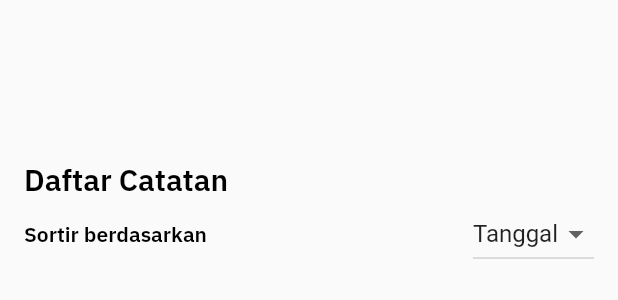
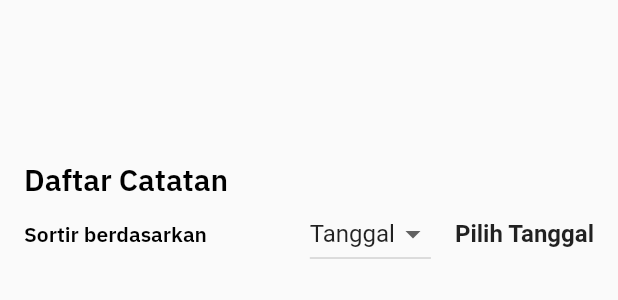
Before and after one commit to aazzizzz1/Bantu.in, a Flutter app: the DaftarCatatan widget shown alone on an empty page, opened directly, on a phone screen of 412 x 824 dp. Shown: the top 300 px of the screen. Run offline on Flutter 3.47's test engine with Material 2 defaults, Android fonts, the phone set to English and light mode, and no system bars; our stand-ins replace animated_text_kit, email_validator, file_picker, flutter_svg, google_fonts, timeline_tile; missing offline and left inert: flutter_pdfview, flutter_ringtone_player; network calls fail.

Commit message:
Filltering data dan lhat semua catatan

```diff
--- a/lib/components/daftar_catatan.dart
+++ b/lib/components/daftar_catatan.dart
@@ -1,4 +1,5 @@
 import 'package:bantuin/constants/font/app_font.dart';
+import 'package:bantuin/widgets/home/filtering_data.dart';
 import 'package:flutter/material.dart';
 
 class DaftarCatatan extends StatefulWidget {
@@ -19,10 +20,7 @@ class _DaftarCatatanState extends State<DaftarCatatan> {
             Row(
               mainAxisAlignment: MainAxisAlignment.start,
               children: [
-                      Text(
-                        'Daftar Catatan',
-                        style: AppFont.semiBold20
-                      ),
+                Text('Daftar Catatan', style: AppFont.semiBold20),
               ],
             ),
             Row(
@@ -32,30 +30,15 @@ class _DaftarCatatanState extends State<DaftarCatatan> {
                   'Sortir berdasarkan',
                   style: AppFont.semiBold14,
                 ),
-                      DropdownButton<String>(
-                        value: 'tanggal',
-                        items: [
-                          DropdownMenuItem<String>(
-                            value: 'tanggal',
-                            child: Text('Tanggal'),
-                          ),
-                          DropdownMenuItem<String>(
-                            value: 'bulan',
-                            child: Text('Bulan'),
-                          ),
-                          DropdownMenuItem<String>(
-                            value: 'tahun',
-                            child: Text('Tahun'),
-                          ),
-                        ],
-                        onChanged: (value) {
+                DataFilter(
+                  onSortByChanged: (String sortBy) {
                     // handle sorting based on selected value
                   },
+                  onDateFilterChanged: (DateTime? date) {},
                 ),
               ],
             ),
           ],
-              )
-    );
+        ));
   }
 }
--- a/lib/screens/home/home_pages.dart
+++ b/lib/screens/home/home_pages.dart
@@ -9,6 +9,7 @@ import 'package:bantuin/constants/button/app_button.dart';
 import 'package:bantuin/screens/note/notes_form.dart';
 import 'package:bantuin/screens/note/notes_form.dart';
 import 'package:bantuin/screens/notification/notification_screen.dart';
+import 'package:bantuin/widgets/home/filtering_data.dart';
 import 'package:flutter/material.dart';
 import 'package:flutter_svg/flutter_svg.dart';
 import '../../constants/font/app_font.dart';
--- /dev/null
+++ b/lib/widgets/home/filtering_data.dart
@@ -0,0 +1,114 @@
+import 'package:flutter/material.dart';
+
+class DataFilter extends StatefulWidget {
+  final Function(DateTime? date) onDateFilterChanged;
+
+  const DataFilter({Key? key, required this.onDateFilterChanged, required Null Function(String sortBy) onSortByChanged}) : super(key: key);
+
+  @override
+  _DataFilterState createState() => _DataFilterState();
+}
+
+class _DataFilterState extends State<DataFilter> {
+  String _filterOption = 'Tanggal';
+
+  DateTime? _selectedDate;
+
+  @override
+  Widget build(BuildContext context) {
+    return Container(
+      child: Column(
+        crossAxisAlignment: CrossAxisAlignment.start,
+        children: [
+          Row(
+            children: [
+              DropdownButton<String>(
+                value: _filterOption,
+                items: [
+                  DropdownMenuItem<String>(
+                    value: 'Tanggal',
+                    child: Text('Tanggal'),
+                  ),
+                  DropdownMenuItem<String>(
+                    value: 'Bulan',
+                    child: Text('Bulan'),
+                  ),
+                  DropdownMenuItem<String>(
+                    value: 'Tahun',
+                    child: Text('Tahun'),
+                  ),
+                ],
+                onChanged: (value) {
+                  setState(() {
+                    _filterOption = value!;
+                  });
+                },
+              ),
+              SizedBox(width: 16),
+              if (_filterOption == 'Tanggal')
+                GestureDetector(
+                  onTap: () async {
+                    final DateTime? picked = await showDatePicker(
+                      context: context,
+                      initialDate: _selectedDate ?? DateTime.now(),
+                      firstDate: DateTime(2010),
+                      lastDate: DateTime.now(),
+                    );
+                    if (picked != null) {
+                      setState(() {
+                        _selectedDate = picked;
+                      });
+                      widget.onDateFilterChanged(_selectedDate);
+                    }
+                  },
+                  child: Text(
+                    _selectedDate != null
+                        ? "${_selectedDate!.day}/${_selectedDate!.month}/${_selectedDate!.year}"
+                        : 'Pilih Tanggal',
+                    style: TextStyle(
+                      fontSize: 16,
+                      fontWeight: FontWeight.bold,
+                    ),
+                  ),
+                ),
+              if (_filterOption == 'Bulan')
+                DropdownButton<int>(
+                  value: _selectedDate?.month,
+                  items: List.generate(
+                    12,
+                    (index) => DropdownMenuItem<int>(
+                      value: index + 1,
+                      child: Text('${index + 1}'),
+                    ),
+                  ),
+                  onChanged: (value) {
+                    setState(() {
+                      _selectedDate = DateTime(_selectedDate?.year ?? DateTime.now().year, value!, 1);
+                    });
+                    widget.onDateFilterChanged(_selectedDate);
+                  },
+                ),
+              if (_filterOption == 'Tahun')
+                DropdownButton<int>(
+                  value: _selectedDate?.year,
+                  items: List.generate(
+                    10,
+                    (index) => DropdownMenuItem<int>(
+                      value: DateTime.now().year - index,
+                      child: Text('${DateTime.now().year - index}'),
+                    ),
+                  ),
+                  onChanged: (value) {
+                    setState(() {
+                      _selectedDate = DateTime(value!, _selectedDate?.month ?? DateTime.now().month, 1);
+                    });
+                    widget.onDateFilterChanged(_selectedDate);
+                  },
+                ),
+            ],
+          ),
+        ],
+      ),
+    );
+  }
+}
```
Also changed, not shown: lib/widgets/notes/detail_note/client_upload.dart (+26 -6 lines). Lines whose indentation alone changed are shown as unchanged.
